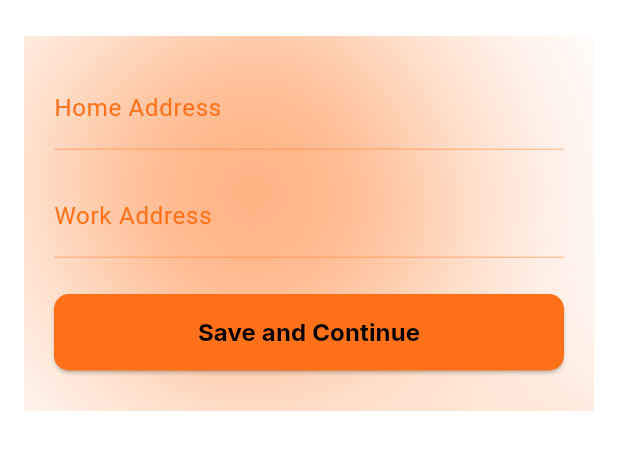
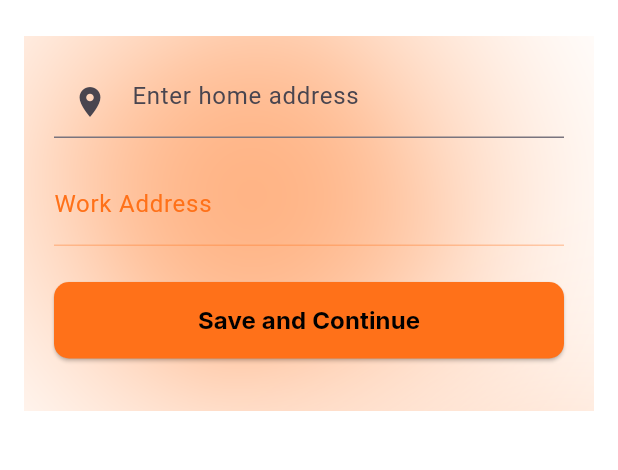
Before and after one commit to gbali0904/ChaloSaath, a Flutter app: the HomeScreen screen opened by its route, on a phone screen of 412 x 824 dp, the part 183-653 px from its top. Run offline on Flutter 3.47's test engine with Material 3 defaults, Android fonts, the light colour scheme and no system bars; drawn by our look-alikes of flutter_typeahead; our stand-ins replace cloud_firestore, firebase_auth, firebase_core, flutter_bloc, get_it, google_fonts and 2 more; accounts and stored records are empty.

Commit message:
#google place api for auto fetch address

```diff
--- a/lib/core/routes/RouteGenerator.dart
+++ b/lib/core/routes/RouteGenerator.dart
@@ -1,4 +1,5 @@
 import 'package:chalosaath/features/authorization/presentation/auth_bloc.dart';
+import 'package:chalosaath/features/home/presentation/AddressSearchBloc.dart';
 import 'package:chalosaath/features/onboarding/presentation/onboarding_bloc.dart';
 import 'package:flutter/material.dart';
 import '../../features/authorization/presentation/AuthScreen.dart';
@@ -29,7 +30,7 @@ class RouteGenerator {
         case '/signup':
         return MaterialPageRoute(builder: (_) => SignUpScreen(bloc :getX<AuthorizationBloc>()));
         case '/home':
-        return MaterialPageRoute(builder: (_) => HomeScreen());
+        return MaterialPageRoute(builder: (_) => HomeScreen(bloc :getX<AddressSearchBloc>()));
         case '/main':
         return MaterialPageRoute(builder: (_) => MainScreen());
         case '/profile':
--- /dev/null
+++ b/lib/features/home/data/AddressSearchEvent.dart
@@ -0,0 +1,7 @@
+abstract class AddressSearchEvent {}
+
+class FetchAddressSuggestions extends AddressSearchEvent {
+  final String query;
+
+  FetchAddressSuggestions(this.query);
+}
--- /dev/null
+++ b/lib/features/home/data/AddressSearchState.dart
@@ -0,0 +1,17 @@
+abstract class AddressSearchState {}
+
+class AddressInitial extends AddressSearchState {}
+
+class AddressLoading extends AddressSearchState {}
+
+class AddressLoaded extends AddressSearchState {
+  final List<String> suggestions;
+
+  AddressLoaded(this.suggestions);
+}
+
+class AddressError extends AddressSearchState {
+  final String message;
+
+  AddressError(this.message);
+}
--- /dev/null
+++ b/lib/features/home/domain/AddressRepo.dart
@@ -0,0 +1,3 @@
+abstract class AddressRepo {
+  Future<List<String>> fetchAddressSuggestions(String query);
+}
--- /dev/null
+++ b/lib/features/home/presentation/AddressSearchBloc.dart
@@ -0,0 +1,25 @@
+// lib/bloc/address_search_bloc.dart
+import 'package:chalosaath/features/home/domain/AddressRepo.dart';
+import 'package:flutter_bloc/flutter_bloc.dart';
+import 'package:http/http.dart' as http;
+import 'dart:convert';
+
+import '../data/AddressSearchEvent.dart';
+import '../data/AddressSearchState.dart';
+
+class AddressSearchBloc extends Bloc<AddressSearchEvent, AddressSearchState> {
+
+  final AddressRepo repo;
+  AddressSearchBloc( this.repo) : super(AddressInitial()) {
+    on<FetchAddressSuggestions>((event, emit) async {
+      if (event.query.isEmpty) return;
+      emit(AddressLoading());
+      try {
+        final suggestions = await repo.fetchAddressSuggestions(event.query);
+        emit(AddressLoaded(suggestions));
+      } catch (e) {
+        emit(AddressError(e.toString()));
+      }
+    });
+  }
+}
--- a/lib/features/home/presentation/HomeScreen.dart
+++ b/lib/features/home/presentation/HomeScreen.dart
@@ -1,11 +1,17 @@
+import 'package:chalosaath/features/home/data/AddressSearchState.dart';
 import 'package:flutter/material.dart';
 import 'package:flutter/material.dart';
+import 'package:flutter_bloc/flutter_bloc.dart';
+import 'package:flutter_typeahead/flutter_typeahead.dart';
 import 'package:google_fonts/google_fonts.dart';
 import '../../../core/theme/app_colors.dart';
 import '../../helper/CustomScaffold.dart';
+import '../data/AddressSearchEvent.dart';
+import 'AddressSearchBloc.dart';
 
 class HomeScreen extends StatefulWidget {
-  const HomeScreen({super.key});
+  AddressSearchBloc bloc;
+  HomeScreen({super.key, required this.bloc});
 
   @override
   State<HomeScreen> createState() => _HomeScreenState();
@@ -16,9 +22,37 @@ class _HomeScreenState extends State<HomeScreen> {
   final workController = TextEditingController();
 
   final _formKey = GlobalKey<FormState>();
+  List<String> _suggestions = [];
+
+
+  @override
+  void initState() {
+    super.initState();
+  }
+
 
   @override
   Widget build(BuildContext context) {
+    return BlocProvider(
+      create: (_) => widget.bloc,
+      child: BlocListener<AddressSearchBloc, AddressSearchState>(
+        listener: (context, state) async {
+          if (state is AddressLoaded) {
+            setState(() {
+              _suggestions = state.suggestions;
+            });
+          } else if (state is AddressError) {
+            ScaffoldMessenger.of(context).showSnackBar(
+              SnackBar(content: Text(state.message)),
+            );
+          }
+        },
+        child: buildCustomScaffold(),
+      ),
+    );
+  }
+
+  CustomScaffold buildCustomScaffold() {
     return CustomScaffold(
     body: Padding(
       padding: const EdgeInsets.all(16.0),
@@ -59,24 +93,35 @@ class _HomeScreenState extends State<HomeScreen> {
                 key: _formKey,
                 child: Column(
                   children: [
-                      TextFormField(
+                    TypeAheadField<String>(
                       controller: homeController,
-                        decoration: InputDecoration(labelText: "Home Address",
-                          labelStyle: TextStyle(color: AppColors.primary),
-                          enabledBorder: UnderlineInputBorder(
-                            borderSide: BorderSide(
-                              color: AppColors.underline,
-                            ), // default underline
+                      suggestionsCallback: (pattern) {
+                        widget.bloc.add(FetchAddressSuggestions(pattern));
+                        return _suggestions;
+                      },
+                      itemBuilder: (context, suggestion) {
+                        return ListTile(
+                          title: Text(suggestion),
+                        );
+                      },
+                      onSelected: (suggestion) {
+                        homeController.text = suggestion;
+                      //  widget.bloc.add(FetchAddressSuggestions( homeController.text));
+                      },
+
+                      builder: (context, controller, focusNode) {
+                        return TextField(
+                          controller: controller,
+                          focusNode: focusNode,
+                          decoration: InputDecoration(
+                            hintText:  "Enter home address",
+                            prefixIcon: Icon(Icons.location_on),
                           ),
-                          focusedBorder: UnderlineInputBorder(
-                            borderSide: BorderSide(
-                              color: AppColors.primary,
-                            ), // underline on focus
-                          ),),
-                        validator: (val) => val == null || val.isEmpty
-                            ? "Enter home address"
-                            : null,
+                        );
+                      },
                     ),
+
+
                     SizedBox(height: 16),
                     TextFormField(
                       controller: workController,
@@ -129,4 +174,20 @@ class _HomeScreenState extends State<HomeScreen> {
     ),
   );
   }
+
+
+  Future<List<String>> getSuggestions(String query) async {
+    // Replace this with LocationIQ API call
+    await Future.delayed(Duration(milliseconds: 300));
+    List<String> dummyAddresses = [
+      "Mapsko Mount Ville, Gurgaon",
+      "Cyber Hub, Gurgaon",
+      "DLF Phase 2, Gurgaon",
+      "Sohna Road, Gurgaon"
+    ];
+    return dummyAddresses
+        .where((address) =>
+        address.toLowerCase().contains(query.toLowerCase()))
+        .toList();
   }
+}
--- a/lib/services/service_locator.dart
+++ b/lib/services/service_locator.dart
@@ -1,4 +1,5 @@
 import 'package:chalosaath/features/data_providers/data/SocialSignInServiceImpl.dart';
+import 'package:chalosaath/features/home/domain/AddressRepoImpl.dart';
 import 'package:cloud_firestore/cloud_firestore.dart';
 import 'package:firebase_auth/firebase_auth.dart';
 import 'package:get_it/get_it.dart';
@@ -12,6 +13,8 @@ import '../features/authorization/presentation/auth_bloc.dart';
 import '../features/data_providers/data/FirebaseServiceImpl.dart';
 import '../features/data_providers/domain/BaseFirebaseService.dart';
 import '../features/data_providers/domain/SocialSignInService.dart';
+import '../features/home/domain/AddressRepo.dart';
+import '../features/home/presentation/AddressSearchBloc.dart';
 import '../features/onboarding/domain/get_onboarding_data.dart';
 import '../features/onboarding/presentation/onboarding_bloc.dart';
 
@@ -21,6 +24,8 @@ Future<void> setupLocator() async {
   getX.registerLazySingleton(() => GetOnboardingData());
   getX.registerLazySingleton(() => GetUsertypeData());
   getX.registerFactory(() => OnboardingBloc(getX()));
+  getX.registerFactory<AddressRepo>(() => AddressRepoImpl());
+  getX.registerFactory(() => AddressSearchBloc(getX<AddressRepo>()));
   getX.registerFactory(
     () => AuthorizationBloc(getX<GetUsertypeData>(), getX<AuthRepository>()),
   );
```
Also changed, not shown: lib/features/home/domain/AddressRepoImpl.dart (added, +28 -0 lines), pubspec.yaml (+7 -1 lines), pubspec.lock, 1 other file. Lines whose indentation alone changed are shown as unchanged.
